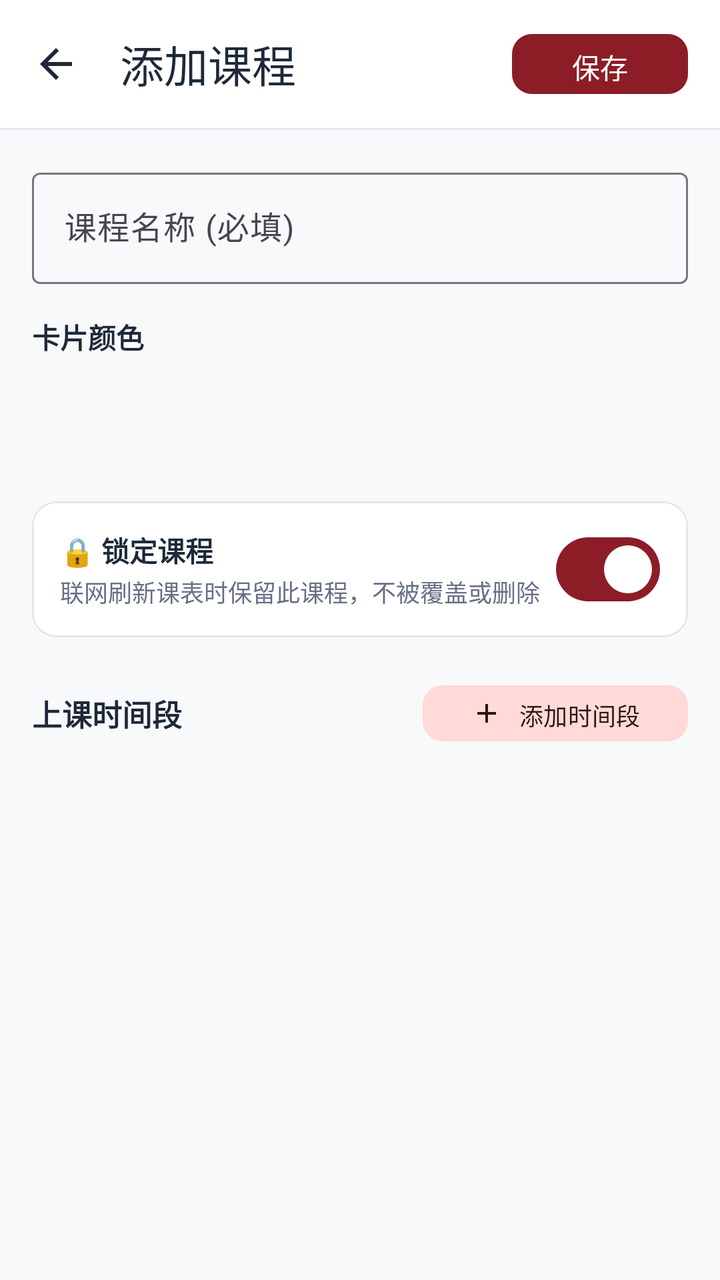
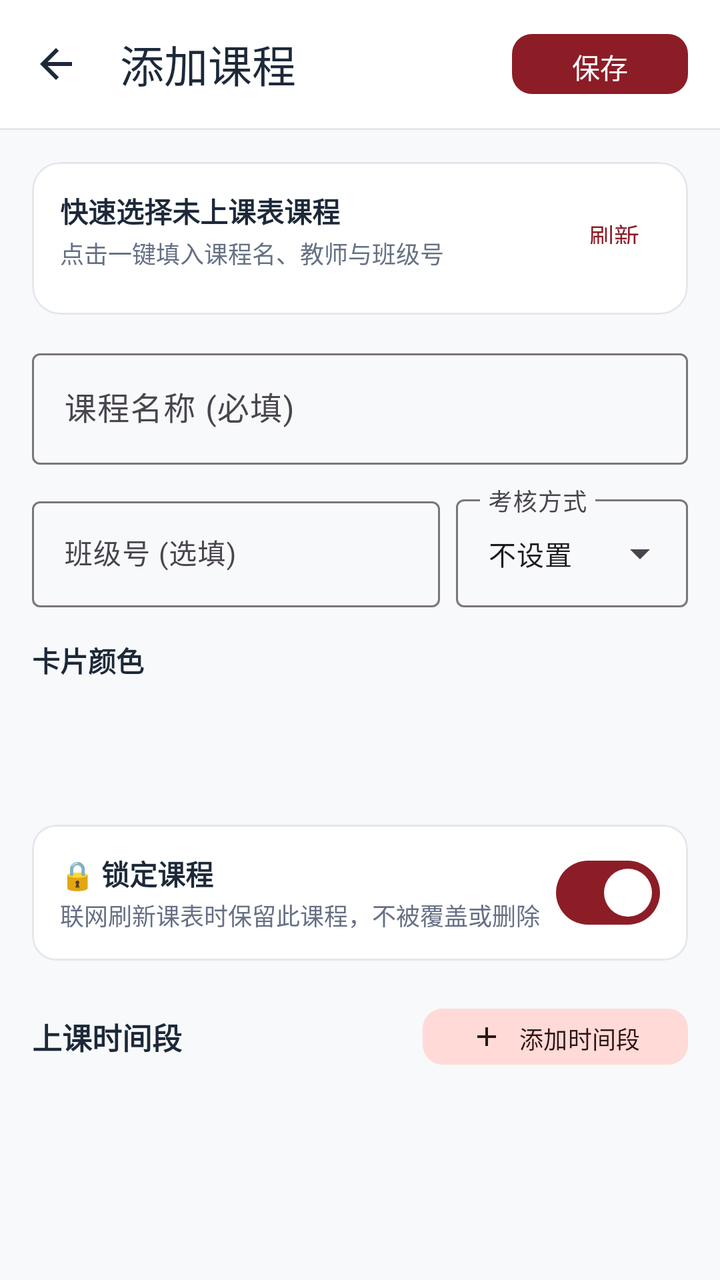

Before-and-after screenshots of an Android layout around one commit, followed by the original layout XML and the change that was made.
<!-- AndroidManifest.xml: application theme Theme.UsstJwgl -->
<!-- res/layout/activity_add_course.xml -->
<?xml version="1.0" encoding="utf-8"?>
<LinearLayout xmlns:android="http://schemas.android.com/apk/res/android"
    xmlns:app="http://schemas.android.com/apk/res-auto"
    android:layout_width="match_parent"
    android:layout_height="match_parent"
    android:fitsSystemWindows="true"
    android:background="@color/background"
    android:orientation="vertical">

    
    <com.google.android.material.appbar.MaterialToolbar
        android:id="@+id/toolbarAddCourse"
        android:layout_width="match_parent"
        android:layout_height="?attr/actionBarSize"
        android:background="@color/surface"
        app:navigationIcon="@drawable/ic_arrow_back"
        app:title="添加课程"
        app:titleTextColor="@color/text_primary">

        <com.google.android.material.button.MaterialButton
            android:id="@+id/btnSaveCourse"
            style="@style/Widget.Material3.Button"
            android:layout_width="wrap_content"
            android:layout_height="38dp"
            android:layout_gravity="end"
            android:layout_marginEnd="16dp"
            android:text="保存"
            app:cornerRadius="10dp" />
    </com.google.android.material.appbar.MaterialToolbar>

    <View
        android:layout_width="match_parent"
        android:layout_height="1dp"
        android:background="@color/border" />

    <androidx.core.widget.NestedScrollView
        android:layout_width="match_parent"
        android:layout_height="0dp"
        android:layout_weight="1"
        android:fillViewport="true">

        <LinearLayout
            android:layout_width="match_parent"
            android:layout_height="wrap_content"
            android:orientation="vertical"
            android:padding="16dp">

            
            <com.google.android.material.textfield.TextInputLayout
                style="@style/Widget.Material3.TextInputLayout.OutlinedBox"
                android:layout_width="match_parent"
                android:layout_height="wrap_content"
                android:hint="课程名称 (必填)">

                <com.google.android.material.textfield.TextInputEditText
                    android:id="@+id/etCourseName"
                    android:layout_width="match_parent"
                    android:layout_height="wrap_content"
                    android:singleLine="true"
                    android:textSize="16sp" />
            </com.google.android.material.textfield.TextInputLayout>

            
            <TextView
                android:layout_width="wrap_content"
                android:layout_height="wrap_content"
                android:layout_marginTop="16dp"
                android:text="卡片颜色"
                android:textColor="@color/text_primary"
                android:textSize="14sp"
                android:textStyle="bold" />

            <HorizontalScrollView
                android:layout_width="match_parent"
                android:layout_height="wrap_content"
                android:layout_marginTop="8dp"
                android:scrollbars="none">

                <LinearLayout
                    android:id="@+id/llColorPalette"
                    android:layout_width="wrap_content"
                    android:layout_height="48dp"
                    android:gravity="center_vertical"
                    android:orientation="horizontal">
                    
                </LinearLayout>
            </HorizontalScrollView>

            
            <com.google.android.material.card.MaterialCardView
                android:id="@+id/cardLockCourse"
                android:layout_width="match_parent"
                android:layout_height="wrap_content"
                android:layout_marginTop="16dp"
                app:cardBackgroundColor="@color/surface"
                app:cardCornerRadius="12dp"
                app:cardElevation="0dp"
                app:strokeColor="@color/border"
                app:strokeWidth="1dp">

                <LinearLayout
                    android:layout_width="match_parent"
                    android:layout_height="wrap_content"
                    android:gravity="center_vertical"
                    android:orientation="horizontal"
                    android:paddingHorizontal="14dp"
                    android:paddingVertical="10dp">

                    <LinearLayout
                        android:layout_width="0dp"
                        android:layout_height="wrap_content"
                        android:layout_weight="1"
                        android:orientation="vertical">

                        <TextView
                            android:layout_width="wrap_content"
                            android:layout_height="wrap_content"
                            android:text="🔒 锁定课程"
                            android:textColor="@color/text_primary"
                            android:textSize="14sp"
                            android:textStyle="bold" />

                        <TextView
                            android:layout_width="wrap_content"
                            android:layout_height="wrap_content"
                            android:layout_marginTop="2dp"
                            android:text="联网刷新课表时保留此课程，不被覆盖或删除"
                            android:textColor="@color/text_secondary"
                            android:textSize="12sp" />
                    </LinearLayout>

                    <com.google.android.material.materialswitch.MaterialSwitch
                        android:id="@+id/switchLockCourse"
                        android:layout_width="wrap_content"
                        android:layout_height="wrap_content"
                        android:checked="true" />
                </LinearLayout>
            </com.google.android.material.card.MaterialCardView>

            
            <LinearLayout
                android:layout_width="match_parent"
                android:layout_height="wrap_content"
                android:layout_marginTop="20dp"
                android:gravity="center_vertical"
                android:orientation="horizontal">

                <TextView
                    android:layout_width="0dp"
                    android:layout_height="wrap_content"
                    android:layout_weight="1"
                    android:text="上课时间段"
                    android:textColor="@color/text_primary"
                    android:textSize="15sp"
                    android:textStyle="bold" />

                <com.google.android.material.button.MaterialButton
                    android:id="@+id/btnAddSlot"
                    style="@style/Widget.Material3.Button.TonalButton"
                    android:layout_width="wrap_content"
                    android:layout_height="36dp"
                    android:text="添加时间段"
                    android:textSize="12sp"
                    app:cornerRadius="10dp"
                    app:icon="@drawable/ic_add"
                    app:iconGravity="textStart"
                    app:iconSize="16dp" />
            </LinearLayout>

            
            <LinearLayout
                android:id="@+id/llSlotsContainer"
                android:layout_width="match_parent"
                android:layout_height="wrap_content"
                android:layout_marginTop="8dp"
                android:orientation="vertical">
                
            </LinearLayout>

        </LinearLayout>
    </androidx.core.widget.NestedScrollView>

</LinearLayout>
<!-- resources referenced by this layout -->
<resources>
  <color name="background">#F8F9FA</color>
  <color name="border">#E4E7EC</color>
  <color name="surface">#FFFFFF</color>
  <color name="text_primary">#1D2939</color>
  <color name="text_secondary">#667085</color>
  <!-- drawable ic_add (drawable) -->
  <vector xmlns:android="http://schemas.android.com/apk/res/android"
      android:width="24dp"
      android:height="24dp"
      android:viewportWidth="24"
      android:viewportHeight="24">
    <path
        android:fillColor="#FF000000"
        android:pathData="M19,13h-6v6h-2v-6H5v-2h6V5h2v6h6v2z"/>
  </vector>
  <!-- drawable ic_arrow_back (drawable) -->
  <vector xmlns:android="http://schemas.android.com/apk/res/android"
      android:width="24dp"
      android:height="24dp"
      android:viewportWidth="24"
      android:viewportHeight="24">
    <path
        android:fillColor="@color/text_primary"
        android:pathData="M20,11H7.83l5.59,-5.59L12,4l-8,8 8,8 1.41,-1.41L7.83,13H20v-2z"/>
  </vector>
  <style name="Theme.UsstJwgl" parent="Theme.Material3.DayNight.NoActionBar">
          <item name="colorPrimary">@color/primary</item>
          <item name="colorOnPrimary">@color/on_primary</item>
          <item name="colorPrimaryContainer">@color/primary_container</item>
          <item name="colorOnPrimaryContainer">@color/on_primary_container</item>
  
          <item name="colorSecondary">@color/secondary</item>
          <item name="colorSecondaryContainer">@color/secondary_container</item>
          <item name="colorOnSecondaryContainer">@color/on_secondary_container</item>
  
          <item name="android:statusBarColor">@android:color/transparent</item>
          <item name="android:windowLightStatusBar">true</item>
          <item name="android:navigationBarColor">@android:color/transparent</item>
          <item name="android:windowLightNavigationBar" tools:targetApi="o_mr1">true</item>
          <item name="android:windowBackground">@color/background</item>
  
          
          <item name="bottomNavigationStyle">@style/Widget.Material3.BottomNavigationView</item>
  
          
          <item name="materialCardViewStyle">@style/Widget.Material3.CardView.Outlined</item>
          <item name="android:forceDarkAllowed" tools:targetApi="q">false</item>
      </style>
  <color name="primary">#8C1D27</color>
  <color name="on_primary">#FFFFFF</color>
  <color name="primary_container">#FFDAD8</color>
  <color name="on_primary_container">#3B080E</color>
  <color name="secondary">#775654</color>
  <color name="secondary_container">#FFDAD7</color>
  <color name="on_secondary_container">#2C1514</color>
</resources>

<!-- the commit's change to res/layout/activity_add_course.xml (unified diff, before → after) -->
@@ -46,6 +46,92 @@
             android:padding="16dp">
 
             
+            <com.google.android.material.card.MaterialCardView
+                android:id="@+id/cardQuickPickUnscheduled"
+                android:layout_width="match_parent"
+                android:layout_height="wrap_content"
+                android:layout_marginBottom="14dp"
+                app:cardBackgroundColor="@color/surface"
+                app:cardCornerRadius="14dp"
+                app:cardElevation="0dp"
+                app:strokeColor="@color/border"
+                app:strokeWidth="1dp">
+
+                <LinearLayout
+                    android:layout_width="match_parent"
+                    android:layout_height="wrap_content"
+                    android:orientation="vertical"
+                    android:padding="14dp">
+
+                    <LinearLayout
+                        android:layout_width="match_parent"
+                        android:layout_height="wrap_content"
+                        android:gravity="center_vertical"
+                        android:orientation="horizontal">
+
+                        <LinearLayout
+                            android:layout_width="0dp"
+                            android:layout_height="wrap_content"
+                            android:layout_weight="1"
+                            android:orientation="vertical">
+
+                            <TextView
+                                android:layout_width="wrap_content"
+                                android:layout_height="wrap_content"
+                                android:text="快速选择未上课表课程"
+                                android:textColor="@color/text_primary"
+                                android:textSize="14sp"
+                                android:textStyle="bold" />
+
+                            <TextView
+                                android:id="@+id/tvUnscheduledHint"
+                                android:layout_width="wrap_content"
+                                android:layout_height="wrap_content"
+                                android:layout_marginTop="2dp"
+                                android:text="点击一键填入课程名、教师与班级号"
+                                android:textColor="@color/text_secondary"
+                                android:textSize="12sp" />
+                        </LinearLayout>
+
+                        <ProgressBar
+                            android:id="@+id/progressUnscheduled"
+                            style="?android:attr/progressBarStyleSmall"
+                            android:layout_width="18dp"
+                            android:layout_height="18dp"
+                            android:layout_marginEnd="6dp"
+                            android:visibility="gone" />
+
+                        <com.google.android.material.button.MaterialButton
+                            android:id="@+id/btnRefreshUnscheduled"
+                            style="@style/Widget.Material3.Button.TextButton"
+                            android:layout_width="wrap_content"
+                            android:layout_height="34dp"
+                            android:minWidth="0dp"
+                            android:paddingHorizontal="10dp"
+                            android:text="刷新"
+                            android:textSize="12.5sp" />
+                    </LinearLayout>
+
+                    <TextView
+                        android:id="@+id/tvUnscheduledEmpty"
+                        android:layout_width="match_parent"
+                        android:layout_height="wrap_content"
+                        android:layout_marginTop="8dp"
+                        android:text="本学期暂无未上课表的课程，可手动填写"
+                        android:textColor="@color/text_tertiary"
+                        android:textSize="12sp"
+                        android:visibility="gone" />
+
+                    <LinearLayout
+                        android:id="@+id/llUnscheduledList"
+                        android:layout_width="match_parent"
+                        android:layout_height="wrap_content"
+                        android:layout_marginTop="8dp"
+                        android:orientation="vertical" />
+                </LinearLayout>
+            </com.google.android.material.card.MaterialCardView>
+
+            
             <com.google.android.material.textfield.TextInputLayout
                 style="@style/Widget.Material3.TextInputLayout.OutlinedBox"
                 android:layout_width="match_parent"
@@ -59,6 +145,45 @@
                     android:singleLine="true"
                     android:textSize="16sp" />
             </com.google.android.material.textfield.TextInputLayout>
+
+            
+            <LinearLayout
+                android:layout_width="match_parent"
+                android:layout_height="wrap_content"
+                android:layout_marginTop="12dp"
+                android:orientation="horizontal">
+
+                <com.google.android.material.textfield.TextInputLayout
+                    style="@style/Widget.Material3.TextInputLayout.OutlinedBox"
+                    android:layout_width="0dp"
+                    android:layout_height="wrap_content"
+                    android:layout_weight="1"
+                    android:layout_marginEnd="8dp"
+                    android:hint="班级号 (选填)">
+
+                    <com.google.android.material.textfield.TextInputEditText
+                        android:id="@+id/etClassCode"
+                        android:layout_width="match_parent"
+                        android:layout_height="wrap_content"
+                        android:singleLine="true"
+                        android:textSize="14sp" />
+                </com.google.android.material.textfield.TextInputLayout>
+
+                <com.google.android.material.textfield.TextInputLayout
+                    style="@style/Widget.Material3.TextInputLayout.OutlinedBox.ExposedDropdownMenu"
+                    android:layout_width="116dp"
+                    android:layout_height="wrap_content"
+                    android:hint="考核方式">
+
+                    <AutoCompleteTextView
+                        android:id="@+id/actvExamType"
+                        android:layout_width="match_parent"
+                        android:layout_height="wrap_content"
+                        android:inputType="none"
+                        android:text="不设置"
+                        android:textSize="13.5sp" />
+                </com.google.android.material.textfield.TextInputLayout>
+            </LinearLayout>
 
             
             <TextView
<!-- resource entries referenced after the edit -->
@@ -5,6 +5,7 @@
   <color name="surface">#FFFFFF</color>
   <color name="text_primary">#1D2939</color>
   <color name="text_secondary">#667085</color>
+  <color name="text_tertiary">#98A2B3</color>
   <!-- drawable ic_add (drawable) -->
   <vector xmlns:android="http://schemas.android.com/apk/res/android"
       android:width="24dp"
